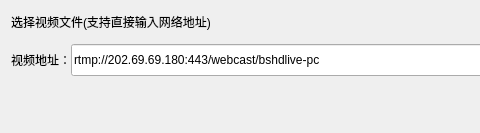
yundiantech/VideoPlayer, file src/Widget/SetVideoUrlDialog.ui: the form before one commit; both pictures show x 0 to 480 and y 0 to 133 of the 831 by 133 pixel window.
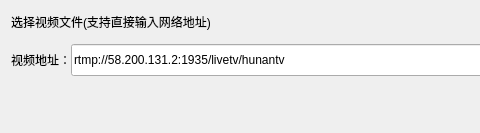
The form after the commit.

The edit to the form file:
```diff
--- a/src/Widget/SetVideoUrlDialog.ui
+++ b/src/Widget/SetVideoUrlDialog.ui
@@ -68,7 +68,7 @@
         </size>
        </property>
        <property name="text">
-        <string>rtmp://202.69.69.180:443/webcast/bshdlive-pc</string>
+        <string>rtmp://58.200.131.2:1935/livetv/hunantv</string>
        </property>
       </widget>
      </item>
```
